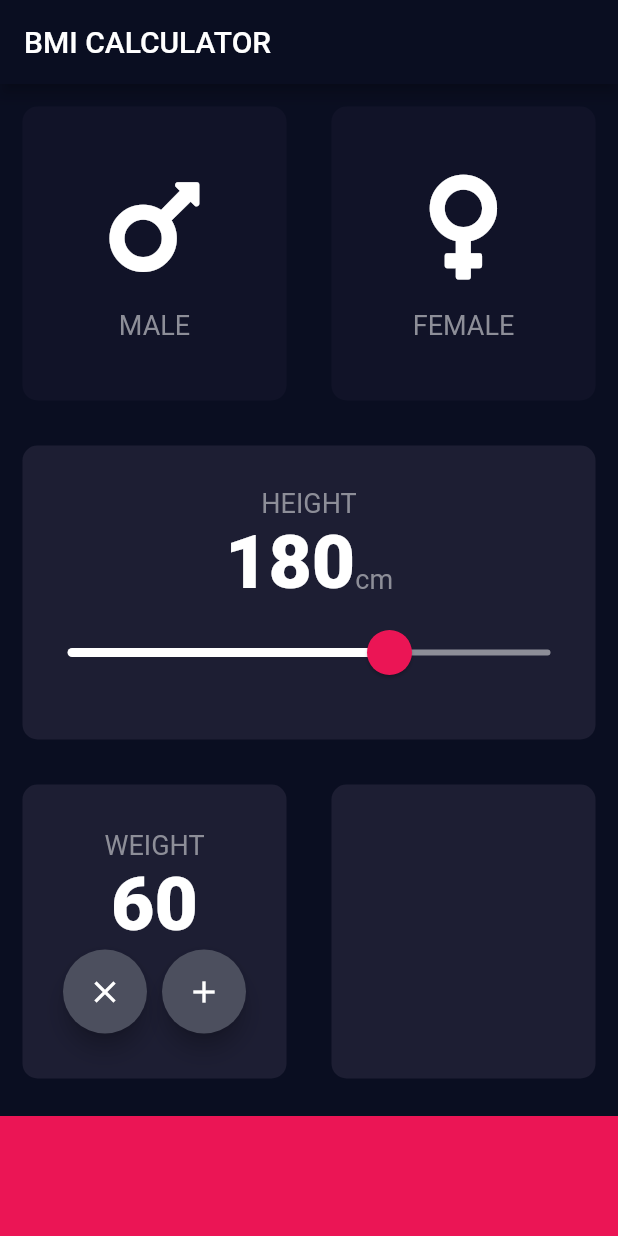
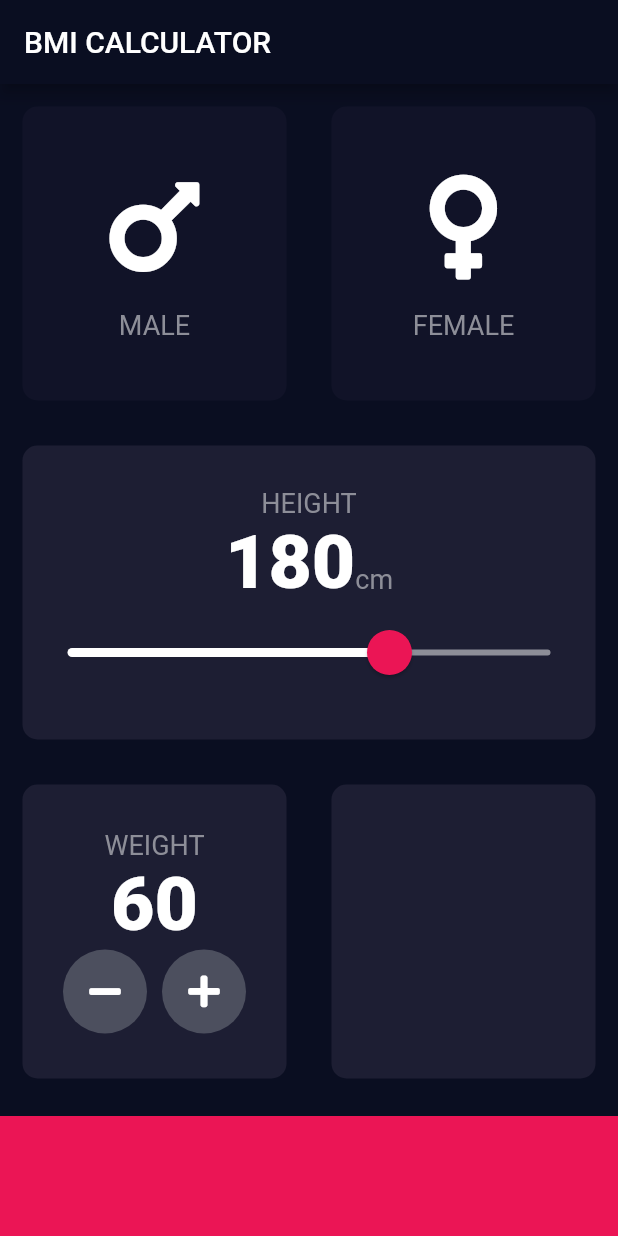
Before and after one commit to killerwilmer/appbrewery_flutter, a Flutter app: the screen it shows after launch, on a phone screen of 412 x 824 dp. Run offline on Flutter 3.47's test engine with Material 2 defaults, Android fonts, the phone set to English and light mode, and no system bars; our stand-ins replace audioplayers, font_awesome_flutter, rflutter_alert.

Commit message:
Create own RoundIconButton widget

```diff
--- a/bmi-calculator-flutter/lib/input_page.dart
+++ b/bmi-calculator-flutter/lib/input_page.dart
@@ -132,23 +132,15 @@ class _InputPageState extends State<InputPage> {
                         Row(
                           mainAxisAlignment: MainAxisAlignment.center,
                           children: <Widget>[
-                            FloatingActionButton(
-                              backgroundColor: Color(0xFF4C4F5E),
-                              child: Icon(
-                                Icons.close,
-                                color: Colors.white,
-                              ),
+                            RoundIconButton(
+                              iconData: FontAwesomeIcons.minus,
                             ),
                             SizedBox(
                               width: 10.0,
                             ),
-                            FloatingActionButton(
-                              backgroundColor: Color(0xFF4C4F5E),
-                              child: Icon(
-                                Icons.add,
-                                color: Colors.white,
-                              ),
-                            )
+                            RoundIconButton(
+                              iconData: FontAwesomeIcons.plus,
+                            ),
                           ],
                         ),
                       ],
@@ -174,3 +166,24 @@ class _InputPageState extends State<InputPage> {
     );
   }
 }
+
+class RoundIconButton extends StatelessWidget {
+  final IconData iconData;
+
+  RoundIconButton({this.iconData});
+
+  @override
+  Widget build(BuildContext context) {
+    return RawMaterialButton(
+      child: Icon(iconData),
+      onPressed: () {},
+      elevation: 0.0,
+      constraints: BoxConstraints.tightFor(
+        width: 56.0,
+        height: 56.0,
+      ),
+      shape: CircleBorder(),
+      fillColor: Color(0xFF4C4F5E),
+    );
+  }
+}
```
